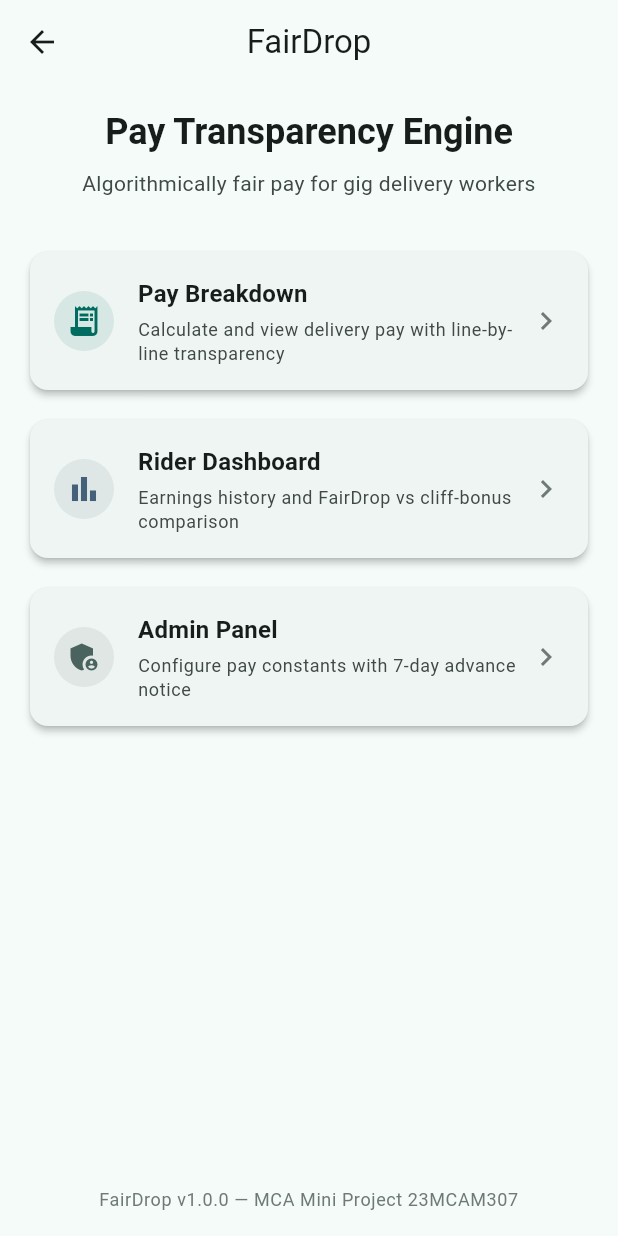
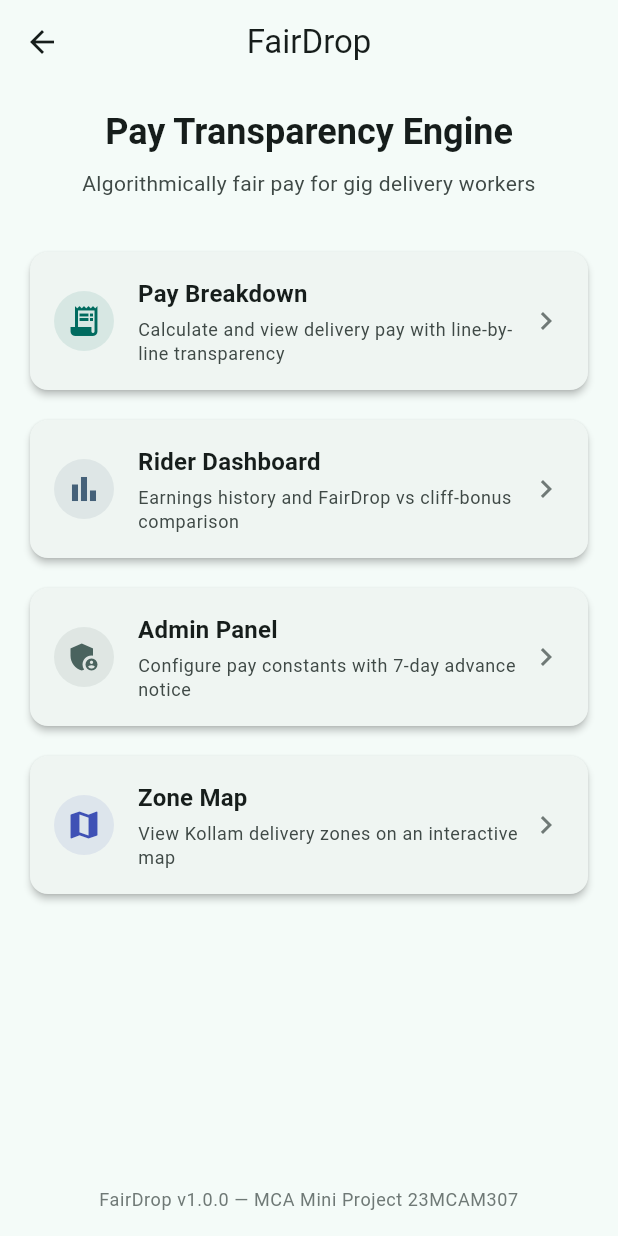
Before and after one commit to rai04han/FairDrop, a Flutter app: the HomeScreen screen opened directly, on a phone screen of 412 x 824 dp. Run offline on Flutter 3.47's test engine with Material 3 defaults, Android fonts, the phone set to English and light mode, and no system bars; our stand-ins replace fl_chart, flutter_map, latlong2, shared_preferences; accounts and stored records are empty.

Commit message:
feat(flutter): wire login and zone map routes, set login as initial screen

```diff
--- a/fairdrop_app/lib/main.dart
+++ b/fairdrop_app/lib/main.dart
@@ -26,6 +26,8 @@ import 'package:flutter/material.dart';
 import 'screens/pay_breakdown_screen.dart';
 import 'screens/rider_dashboard_screen.dart';
 import 'screens/admin_panel_screen.dart';
+import 'screens/login_screen.dart';        // Hari
+import 'screens/zone_map_screen.dart';     // Hari
 
 // ============================================================================
 // main() — The very first function that runs
@@ -112,16 +114,14 @@ class FairDropApp extends StatelessWidget {
       // Navigator.pushNamed(context, '/pay-breakdown') → shows PayBreakdownScreen
       //
       // '/' is the home route — shown when the app first opens.
-      initialRoute: '/',
+      initialRoute: '/login',
       routes: {
         '/':                (context) => const HomeScreen(),
+        '/login':           (context) => const LoginScreen(),      // Hari
+        '/zone-map':        (context) => const ZoneMapScreen(),    // Hari
         '/pay-breakdown':   (context) => const PayBreakdownScreen(),
         '/rider-dashboard': (context) => const RiderDashboardScreen(),
         '/admin-panel':     (context) => const AdminPanelScreen(),
-        // Hari's screens will be added here during integration (Week 10):
-        // '/login':         (context) => const LoginScreen(),
-        // '/order-accept':  (context) => const OrderAcceptanceScreen(),
-        // '/zone-map':      (context) => const ZoneMapScreen(),
       },
     );
   }
@@ -213,6 +213,16 @@ class HomeScreen extends StatelessWidget {
                 subtitle: 'Configure pay constants with 7-day advance notice',
                 route: '/admin-panel',
                 color: theme.colorScheme.secondary,
+              ),
+              const SizedBox(height: 12),
+
+              _buildNavCard(
+                context: context,
+                icon: Icons.map,
+                title: 'Zone Map',
+                subtitle: 'View Kollam delivery zones on an interactive map',
+                route: '/zone-map',
+                color: Colors.indigo,
               ),
 
               // Spacer pushes the version text to the bottom of the screen.
```
